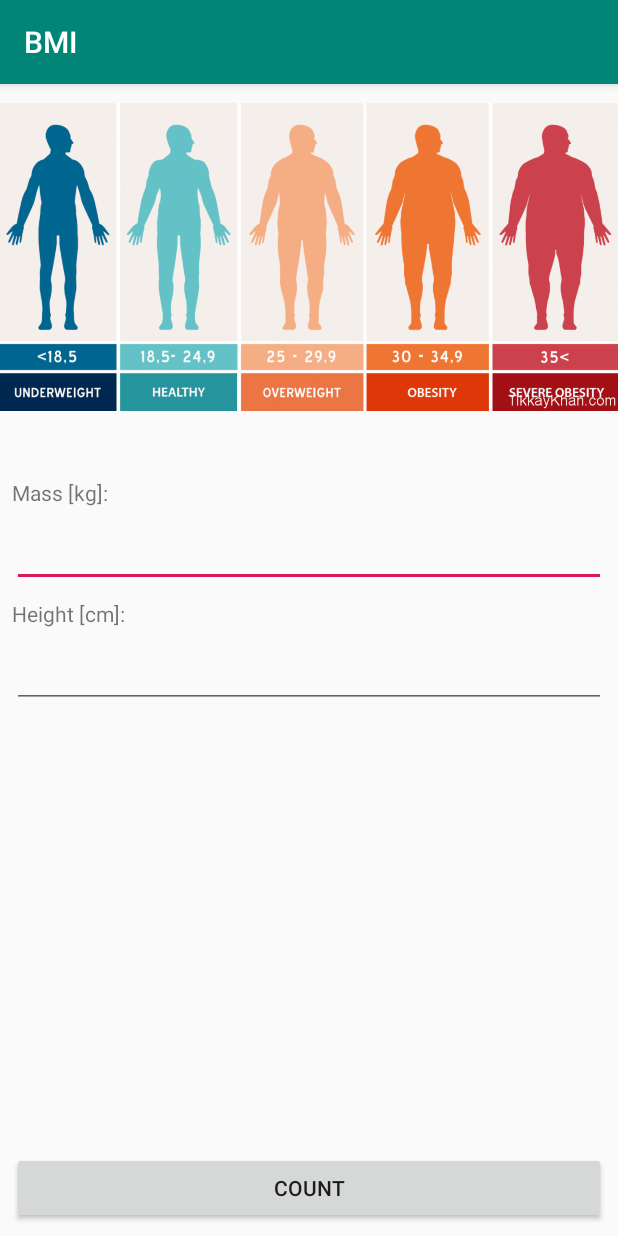
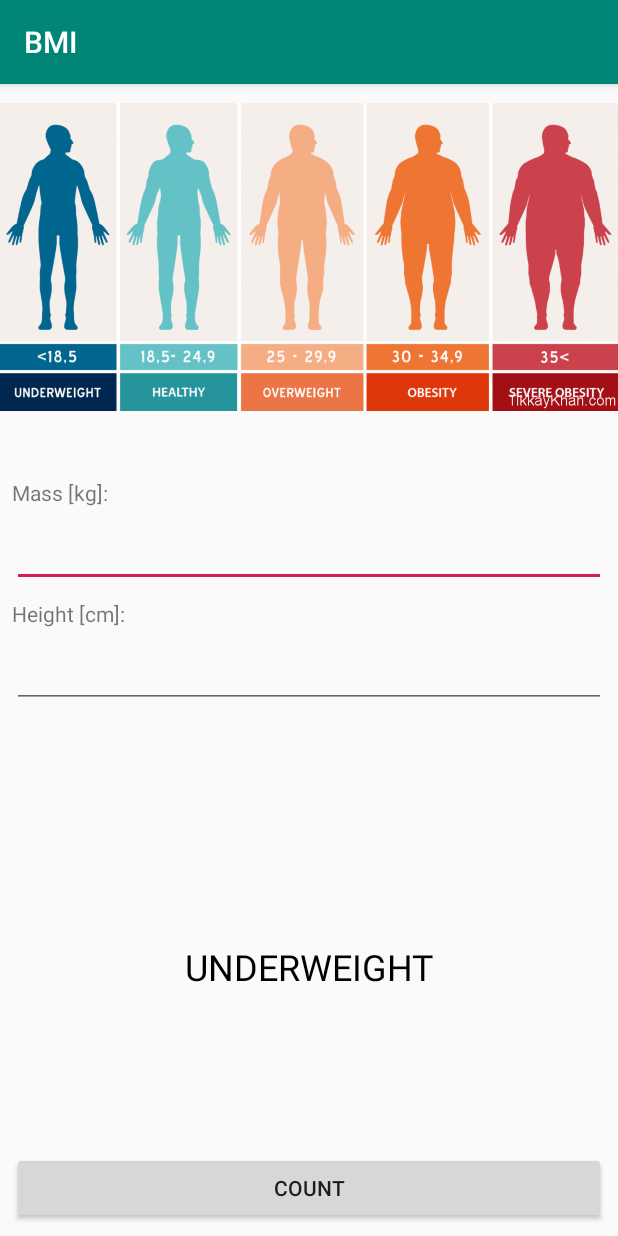
Before and after one commit to martkans/BMI-Calculator, an Android app: the screen it shows after launch (MainActivity), after a tap on "COUNT", on a phone screen of 412 x 824 dp. Run offline under Robolectric (Android 15) with nearby library versions, the phone set to English and light mode, and no system bars; 3 statements that could not run were skipped.

Commit message:
add option of counting bmi to main activity. first working version

```diff
--- a/app/src/main/java/com/martkans/bmi/MainActivity.kt
+++ b/app/src/main/java/com/martkans/bmi/MainActivity.kt
@@ -2,9 +2,12 @@ package com.martkans.bmi
 
 import android.support.v7.app.AppCompatActivity
 import android.os.Bundle
-import android.util.Log.d
+import com.martkans.bmi.logic.Bmi
+import com.martkans.bmi.logic.BmiForKgCm
 
 import kotlinx.android.synthetic.main.activity_main.*
+import java.math.RoundingMode
+import java.text.DecimalFormat
 
 class MainActivity : AppCompatActivity() {
 
@@ -15,9 +18,31 @@ class MainActivity : AppCompatActivity() {
         countBtn.setOnClickListener{
             val height = heightInput.text.toString()
             val mass = massInput.text.toString()
-            d("Height: ", height)
-            d("Mass: ", mass)
+
+            val df = DecimalFormat("#.##")
+            df.roundingMode = RoundingMode.HALF_EVEN
+            val bmi = BmiForKgCm(mass.toInt(), height.toInt())
+
+            yourBMITxtView.text = df.format(bmi.countBmi()).toString()
+            yourBMIrangeTxtView.text = bmiLevel(bmi)
 
         }
     }
+
+
+    private fun bmiLevel(bmi: Bmi) : String{
+        val bmiVal = bmi.countBmi()
+
+        if (bmiVal < 18.5)
+            return "UNDERWEIGHT"
+        else if (bmiVal <= 24.9)
+            return "HEALTHY"
+        else if (bmiVal <= 29.9)
+            return "OVERWEIGHT"
+        else if (bmiVal <= 34.9)
+            return "OBESITY"
+        else
+            return "SEVERE OBESITY"
+
+    }
 }
--- a/app/src/main/res/layout/activity_main.xml
+++ b/app/src/main/res/layout/activity_main.xml
@@ -60,4 +60,30 @@
             android:id="@+id/countBtn" android:layout_marginBottom="8dp"
             app:layout_constraintBottom_toBottomOf="parent" app:layout_constraintStart_toStartOf="parent"
             android:layout_marginStart="8dp" app:layout_constraintEnd_toEndOf="parent" android:layout_marginEnd="8dp"/>
+    <android.support.constraint.Guideline android:layout_width="wrap_content" android:layout_height="wrap_content"
+                                          android:id="@+id/guideline2"
+                                          android:orientation="horizontal"
+                                          app:layout_constraintGuide_percent="0.6"/>
+    <TextView
+            android:layout_width="0dp"
+            android:layout_height="wrap_content"
+            android:id="@+id/yourBMITxtView" android:layout_marginTop="48dp"
+            app:layout_constraintTop_toTopOf="@+id/guideline2" app:layout_constraintStart_toStartOf="parent"
+            android:layout_marginStart="8dp" app:layout_constraintEnd_toEndOf="parent" android:layout_marginEnd="8dp"
+            app:layout_constraintHorizontal_bias="0.0" android:textSize="36sp"
+            android:textColor="@android:color/black" android:textAlignment="center"/>
+    <TextView
+            android:layout_width="0dp"
+            android:layout_height="wrap_content"
+            android:id="@+id/yourBMIrangeTxtView" app:layout_constraintStart_toStartOf="parent"
+            android:layout_marginStart="8dp"
+            app:layout_constraintEnd_toEndOf="parent" android:layout_marginEnd="8dp"
+            app:layout_constraintHorizontal_bias="0.0" android:layout_marginTop="8dp"
+            app:layout_constraintTop_toBottomOf="@+id/yourBMITxtView" android:textSize="24sp"
+            android:textAlignment="center" android:textColor="@android:color/black" android:layout_marginBottom="8dp"
+            app:layout_constraintBottom_toTopOf="@+id/guideline3" app:layout_constraintVertical_bias="0.07999998"/>
+    <android.support.constraint.Guideline android:layout_width="wrap_content" android:layout_height="wrap_content"
+                                          android:id="@+id/guideline3"
+                                          android:orientation="horizontal"
+                                          app:layout_constraintGuide_percent="0.9"/>
 </android.support.constraint.ConstraintLayout>
```
